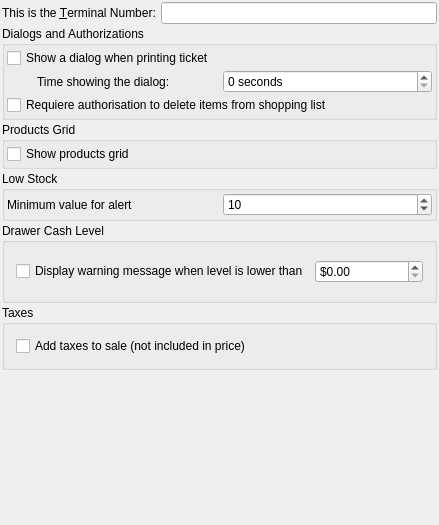
Above: src/ui/prefs_base.ui from miguelchavez/lemonpos before the change. Below: the same form after it.
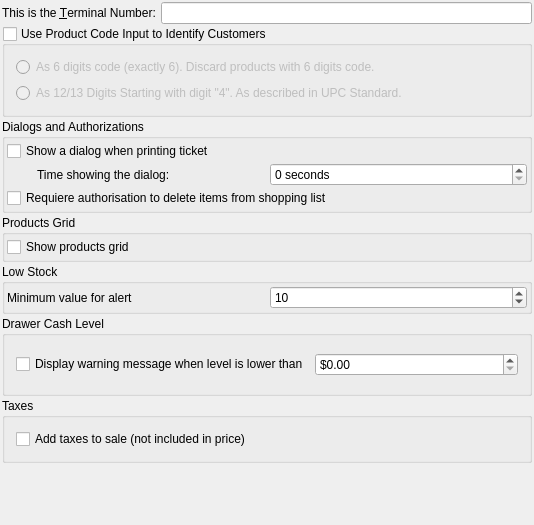
That is the form after the change.

What changed in the file:
```diff
--- a/src/ui/prefs_base.ui
+++ b/src/ui/prefs_base.ui
@@ -6,7 +6,7 @@
    <rect>
     <x>0</x>
     <y>0</y>
-    <width>439</width>
+    <width>534</width>
     <height>525</height>
    </rect>
   </property>
@@ -44,8 +44,64 @@
      </item>
     </layout>
    </item>
+   <item>
+    <widget class="QGroupBox" name="kcfg_groupUserIdAsCode">
+     <property name="sizePolicy">
+      <sizepolicy hsizetype="Preferred" vsizetype="Minimum">
+       <horstretch>0</horstretch>
+       <verstretch>0</verstretch>
+      </sizepolicy>
+     </property>
+     <property name="toolTip">
+      <string>Use this to enter Customer IDs at the product code input box. This can improve usability (speed up customer selection) in an environment with many customers.
+
+This would make some products (if any, depending on the mode selected) to be bypassed in favor of customer IDs.</string>
+     </property>
+     <property name="title">
+      <string>Use Product Code Input to Identify Customers</string>
+     </property>
+     <property name="checkable">
+      <bool>true</bool>
+     </property>
+     <property name="checked">
+      <bool>false</bool>
+     </property>
+     <layout class="QVBoxLayout" name="verticalLayout_5">
+      <item>
+       <widget class="QRadioButton" name="kcfg_rb6Digits">
+        <property name="toolTip">
+         <string>Use 6 digits to identify customers. Any product with 6 digits (UPC-E) will be discarded and only clients will be searched.</string>
+        </property>
+        <property name="text">
+         <string>As 6 digits code (exactly 6). Discard products with 6 digits code.</string>
+        </property>
+       </widget>
+      </item>
+      <item>
+       <widget class="QRadioButton" name="kcfg_rb12DigitsCustom">
+        <property name="toolTip">
+         <string>&lt;!DOCTYPE HTML PUBLIC &quot;-//W3C//DTD HTML 4.0//EN&quot; &quot;http://www.w3.org/TR/REC-html40/strict.dtd&quot;&gt;
+&lt;html&gt;&lt;head&gt;&lt;meta name=&quot;qrichtext&quot; content=&quot;1&quot; /&gt;&lt;style type=&quot;text/css&quot;&gt;
+p, li { white-space: pre-wrap; }
+&lt;/style&gt;&lt;/head&gt;&lt;body style=&quot; font-family:'Ubuntu'; font-size:11pt; font-weight:400; font-style:normal;&quot;&gt;
+&lt;p style=&quot; margin-top:0px; margin-bottom:0px; margin-left:0px; margin-right:0px; -qt-block-indent:0; text-indent:0px;&quot;&gt;Any barcode starting with &amp;quot;4&amp;quot; will be interpreted as a customer id and will not search for a product. For more information about this standard, see &lt;a href=&quot;http://en.wikipedia.org/wiki/Universal_Product_Code#Prefixes&quot;&gt;&lt;span style=&quot; text-decoration: underline; color:#0000ff;&quot;&gt;http://en.wikipedia.org/wiki/Universal_Product_Code#Prefixes&lt;/span&gt;&lt;/a&gt;&lt;/p&gt;&lt;/body&gt;&lt;/html&gt;</string>
+        </property>
+        <property name="text">
+         <string>As 12/13 Digits Starting with digit &quot;4&quot;. As described in UPC Standard.</string>
+        </property>
+       </widget>
+      </item>
+     </layout>
+    </widget>
+   </item>
    <item>
     <widget class="QGroupBox" name="groupBoxOb">
+     <property name="sizePolicy">
+      <sizepolicy hsizetype="Preferred" vsizetype="Maximum">
+       <horstretch>0</horstretch>
+       <verstretch>0</verstretch>
+      </sizepolicy>
+     </property>
      <property name="minimumSize">
       <size>
        <width>0</width>
@@ -102,6 +158,12 @@
    </item>
    <item>
     <widget class="QGroupBox" name="groupMatrix">
+     <property name="sizePolicy">
+      <sizepolicy hsizetype="Preferred" vsizetype="Minimum">
+       <horstretch>0</horstretch>
+       <verstretch>0</verstretch>
+      </sizepolicy>
+     </property>
      <property name="title">
       <string>Products Grid</string>
      </property>
@@ -124,6 +186,12 @@
    </item>
    <item>
     <widget class="QGroupBox" name="groupBox_2">
+     <property name="sizePolicy">
+      <sizepolicy hsizetype="Preferred" vsizetype="Minimum">
+       <horstretch>0</horstretch>
+       <verstretch>0</verstretch>
+      </sizepolicy>
+     </property>
      <property name="title">
       <string>Low Stock</string>
      </property>
@@ -163,6 +231,12 @@
    </item>
    <item>
     <widget class="QGroupBox" name="groupBox_3">
+     <property name="sizePolicy">
+      <sizepolicy hsizetype="Preferred" vsizetype="Minimum">
+       <horstretch>0</horstretch>
+       <verstretch>0</verstretch>
+      </sizepolicy>
+     </property>
      <property name="minimumSize">
       <size>
        <width>0</width>
@@ -195,6 +269,12 @@
    </item>
    <item>
     <widget class="QGroupBox" name="groupTax">
+     <property name="sizePolicy">
+      <sizepolicy hsizetype="Preferred" vsizetype="Minimum">
+       <horstretch>0</horstretch>
+       <verstretch>0</verstretch>
+      </sizepolicy>
+     </property>
      <property name="title">
       <string>Taxes</string>
      </property>
```
